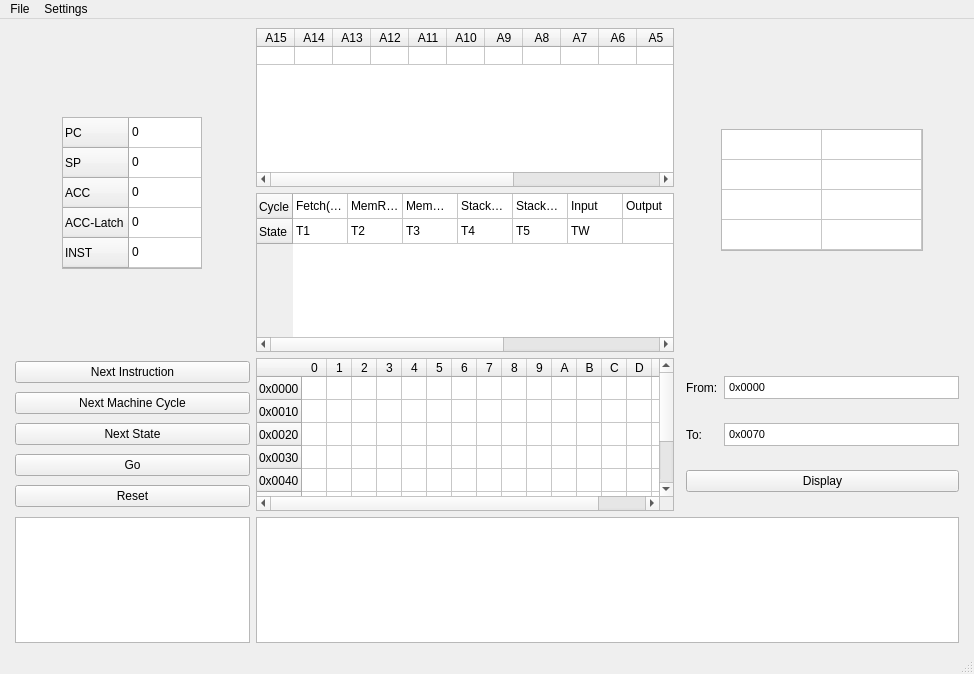
The window that Code/ui/Intel8080_MainWindow.ui (NicoSchrodt/8-Bit-Simulator) describes before a commit, drawn with Qt 5.
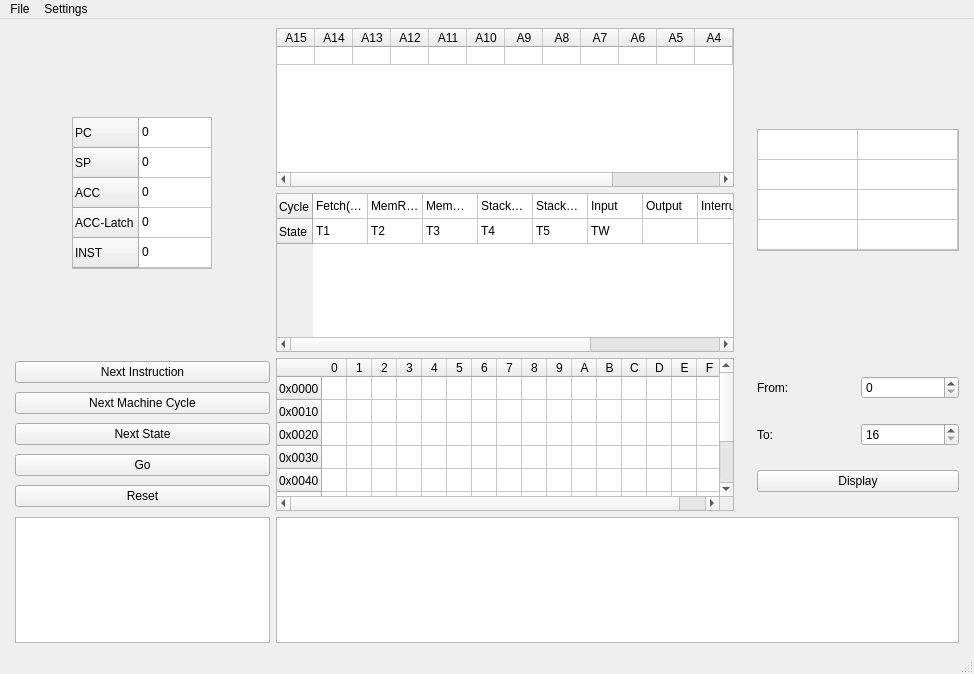
The same window after the commit.

Commit message: Replaced Textfields with Counters, synchronized them

Diff of the .ui file:
```diff
--- a/Code/ui/Intel8080_MainWindow.ui
+++ b/Code/ui/Intel8080_MainWindow.ui
@@ -136,44 +136,23 @@
       <property name="rightMargin">
        <number>6</number>
       </property>
-      <item row="1" column="0">
-       <widget class="QLabel" name="label_2">
+      <item row="3" column="1">
+       <widget class="QSpinBox" name="To_sb">
+        <property name="minimum">
+         <number>16</number>
+        </property>
+        <property name="maximum">
+         <number>65536</number>
+        </property>
+        <property name="singleStep">
+         <number>16</number>
+        </property>
+       </widget>
+      </item>
+      <item row="5" column="0" colspan="2">
+       <widget class="QPushButton" name="pushButton">
         <property name="text">
-         <string>To:</string>
-        </property>
-       </widget>
-      </item>
-      <item row="0" column="1">
-       <widget class="QTextEdit" name="textEdit">
-        <property name="maximumSize">
-         <size>
-          <width>16777215</width>
-          <height>23</height>
-         </size>
-        </property>
-        <property name="html">
-         <string>&lt;!DOCTYPE HTML PUBLIC &quot;-//W3C//DTD HTML 4.0//EN&quot; &quot;http://www.w3.org/TR/REC-html40/strict.dtd&quot;&gt;
-&lt;html&gt;&lt;head&gt;&lt;meta name=&quot;qrichtext&quot; content=&quot;1&quot; /&gt;&lt;style type=&quot;text/css&quot;&gt;
-p, li { white-space: pre-wrap; }
-&lt;/style&gt;&lt;/head&gt;&lt;body style=&quot; font-family:'MS Shell Dlg 2'; font-size:8.25pt; font-weight:400; font-style:normal;&quot;&gt;
-&lt;p style=&quot; margin-top:0px; margin-bottom:0px; margin-left:0px; margin-right:0px; -qt-block-indent:0; text-indent:0px;&quot;&gt;&lt;span style=&quot; font-size:7.875pt;&quot;&gt;0x0000&lt;/span&gt;&lt;/p&gt;&lt;/body&gt;&lt;/html&gt;</string>
-        </property>
-       </widget>
-      </item>
-      <item row="1" column="1">
-       <widget class="QTextEdit" name="textEdit_2">
-        <property name="maximumSize">
-         <size>
-          <width>16777215</width>
-          <height>23</height>
-         </size>
-        </property>
-        <property name="html">
-         <string>&lt;!DOCTYPE HTML PUBLIC &quot;-//W3C//DTD HTML 4.0//EN&quot; &quot;http://www.w3.org/TR/REC-html40/strict.dtd&quot;&gt;
-&lt;html&gt;&lt;head&gt;&lt;meta name=&quot;qrichtext&quot; content=&quot;1&quot; /&gt;&lt;style type=&quot;text/css&quot;&gt;
-p, li { white-space: pre-wrap; }
-&lt;/style&gt;&lt;/head&gt;&lt;body style=&quot; font-family:'MS Shell Dlg 2'; font-size:8.25pt; font-weight:400; font-style:normal;&quot;&gt;
-&lt;p style=&quot; margin-top:0px; margin-bottom:0px; margin-left:0px; margin-right:0px; -qt-block-indent:0; text-indent:0px;&quot;&gt;&lt;span style=&quot; font-size:7.875pt;&quot;&gt;0x0070&lt;/span&gt;&lt;/p&gt;&lt;/body&gt;&lt;/html&gt;</string>
+         <string>Display</string>
         </property>
        </widget>
       </item>
@@ -184,10 +163,20 @@
         </property>
        </widget>
       </item>
-      <item row="2" column="0" colspan="2">
-       <widget class="QPushButton" name="pushButton">
+      <item row="3" column="0">
+       <widget class="QLabel" name="label_2">
         <property name="text">
-         <string>Display</string>
+         <string>To:</string>
+        </property>
+       </widget>
+      </item>
+      <item row="0" column="1">
+       <widget class="QSpinBox" name="From_sb">
+        <property name="maximum">
+         <number>65408</number>
+        </property>
+        <property name="singleStep">
+         <number>16</number>
         </property>
        </widget>
       </item>
```
The commit also changes 1 other file.
